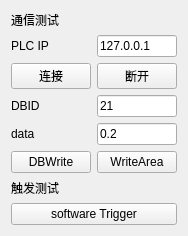
Before: the Qt Designer form src/CameraSample/Widgets/test.ui in weinaike/camera, drawn with Qt 5.
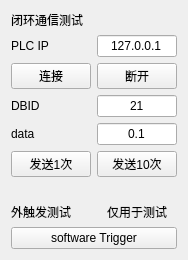
After: the same form once the commit is applied.

Commit message: 优化闭环控制 优化界面记录

The edit to the form file:
```diff
--- a/src/CameraSample/Widgets/test.ui
+++ b/src/CameraSample/Widgets/test.ui
@@ -7,7 +7,7 @@
     <x>0</x>
     <y>0</y>
     <width>182</width>
-    <height>217</height>
+    <height>231</height>
    </rect>
   </property>
   <property name="windowTitle">
@@ -26,6 +26,9 @@
      <property name="text">
       <string>127.0.0.1</string>
      </property>
+     <property name="alignment">
+      <set>Qt::AlignCenter</set>
+     </property>
      <property name="dragEnabled">
       <bool>true</bool>
      </property>
@@ -57,6 +60,9 @@
      <property name="text">
       <string>21</string>
      </property>
+     <property name="alignment">
+      <set>Qt::AlignCenter</set>
+     </property>
     </widget>
    </item>
    <item row="4" column="0">
@@ -69,25 +75,28 @@
    <item row="4" column="1">
     <widget class="QLineEdit" name="lineEdit_data">
      <property name="text">
-      <string>0.2</string>
+      <string>0.1</string>
+     </property>
+     <property name="alignment">
+      <set>Qt::AlignCenter</set>
      </property>
     </widget>
    </item>
    <item row="5" column="0">
     <widget class="QPushButton" name="pushButton_send">
      <property name="text">
-      <string>DBWrite</string>
+      <string>发送1次</string>
      </property>
     </widget>
    </item>
    <item row="5" column="1">
     <widget class="QPushButton" name="pushButton_sendarea">
      <property name="text">
-      <string>WriteArea</string>
+      <string>发送10次</string>
      </property>
     </widget>
    </item>
-   <item row="7" column="0" colspan="2">
+   <item row="8" column="0" colspan="2">
     <widget class="QPushButton" name="pushButton_trigger">
      <property name="text">
       <string>software Trigger</string>
@@ -97,14 +106,31 @@
    <item row="0" column="0">
     <widget class="QLabel" name="label">
      <property name="text">
-      <string>通信测试</string>
+      <string>闭环通信测试</string>
      </property>
     </widget>
    </item>
-   <item row="6" column="0">
+   <item row="7" column="0">
     <widget class="QLabel" name="label_2">
      <property name="text">
-      <string>触发测试</string>
+      <string>外触发测试</string>
+     </property>
+    </widget>
+   </item>
+   <item row="7" column="1">
+    <widget class="QLabel" name="label_3">
+     <property name="text">
+      <string>仅用于测试</string>
+     </property>
+     <property name="alignment">
+      <set>Qt::AlignCenter</set>
+     </property>
+    </widget>
+   </item>
+   <item row="6" column="0">
+    <widget class="QLabel" name="label_4">
+     <property name="text">
+      <string/>
      </property>
     </widget>
    </item>
```
Left out of the diff: 3 changed lines with no effect on the pictures. The commit also changes 7 other files.
